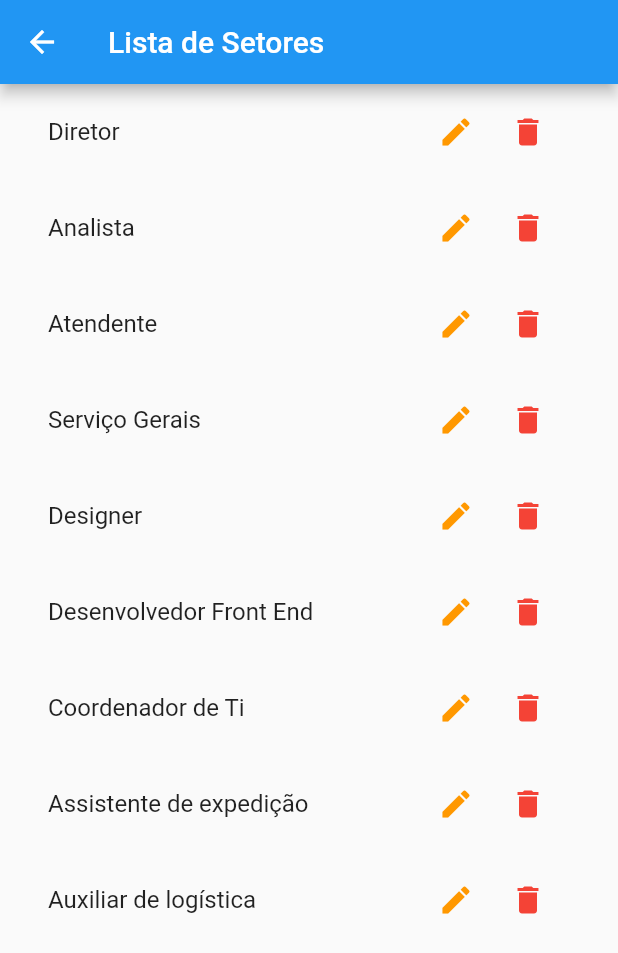
After one commit to Rapha2013/Gerenciador_Funcionarios, a Flutter app: the ListaCargo screen opened directly, on a phone screen of 412 x 824 dp. The commit adds this screen. Shown: the top 953 px of the screen. Run offline on Flutter 3.47's test engine with Material 2 defaults, Android fonts, the phone set to English and light mode, and no system bars.

Commit message:
Confi Setores e cargos

```diff
--- /dev/null
+++ b/lib/components/cargo.tile.dart
@@ -0,0 +1,34 @@
+import 'package:client_app/models/cargo.dart';
+import 'package:flutter/material.dart';
+
+class CargosTile extends StatelessWidget {
+  const CargosTile({Key? key, required this.cargo})
+      : super(key: key);
+
+  final Cargo cargo;
+
+  @override
+  Widget build(BuildContext context) {
+    return ListTile(
+      title: Text(cargo.descricao),
+      // ignore: sized_box_for_whitespace
+      trailing: Container(
+        width: 100,
+        child: Row(
+          children: [
+            IconButton(
+                onPressed: (() {
+                  print('ver fun');
+                }),
+                icon: const Icon(Icons.edit, color: Colors.orange)),
+            IconButton(
+                onPressed: (() {
+                  print('ver fun');
+                }),
+                icon: const Icon(Icons.delete, color: Colors.red))
+          ],
+        ),
+      ),
+    );
+  }
+}
--- /dev/null
+++ b/lib/data/dummy_cargos.dart
@@ -0,0 +1,41 @@
+import 'package:client_app/models/cargo.dart';
+
+// ignore: constant_identifier_names
+const DUMMY_CARGOS = {
+  '1': Cargo(
+    id: 1,
+    descricao: 'Diretor',
+  ),
+  '2': Cargo(
+    id: 2,
+    descricao: 'Analista',
+  ),
+   '3': Cargo(
+    id: 3,
+    descricao: 'Atendente',
+  ),
+    '4': Cargo(
+    id: 4,
+    descricao: 'Serviço Gerais',
+  ),
+    '5': Cargo(
+    id: 5,
+    descricao: 'Designer',
+  ),
+    '6': Cargo(
+    id: 6,
+    descricao: 'Desenvolvedor Front End',
+  ),
+     '7': Cargo(
+    id: 7,
+    descricao: 'Coordenador de Ti',
+  ),
+    '8': Cargo(
+    id: 8,
+    descricao: 'Assistente de expedição',
+  ),
+    '9': Cargo(
+    id: 9,
+    descricao: 'Auxiliar de logística',
+  ),
+};
--- /dev/null
+++ b/lib/models/cargo.dart
@@ -0,0 +1,9 @@
+class Cargo {
+  final int? id;
+  final String descricao;
+
+  const Cargo({
+    this.id,
+    required this.descricao,
+  });
+}
--- /dev/null
+++ b/lib/pages/cargo/lista.dart
@@ -0,0 +1,26 @@
+import 'package:client_app/components/cargo.tile.dart';
+import 'package:client_app/data/dummy_cargos.dart';
+import 'package:flutter/material.dart';
+
+class ListaCargo extends StatelessWidget {
+  const ListaCargo({Key? key}) : super(key: key);
+
+  @override
+  Widget build(BuildContext context) {
+    final cargos = {...DUMMY_CARGOS};
+
+    return Scaffold(
+      appBar: AppBar(
+        title: const Text('Lista de Setores'),
+      ),
+      body: ListView.builder(
+        itemCount: cargos.length,
+        itemBuilder: (context, index) {
+          return ListTile(
+            title: CargosTile(cargo: cargos.values.elementAt(index)),
+          );
+        },
+      ),
+    );
+  }
+}
--- a/lib/pages/funcionario/cadastro.dart
+++ b/lib/pages/funcionario/cadastro.dart
@@ -1,6 +1,4 @@
-import 'package:client_app/provider/funcionarios.dart';
 import 'package:flutter/material.dart';
-import 'package:provider/provider.dart';
 
 class Cadastro extends StatefulWidget {
   const Cadastro({Key? key}) : super(key: key);
--- /dev/null
+++ b/lib/pages/setor/lista.dart
@@ -0,0 +1,26 @@
+import 'package:client_app/components/setor.tile.dart';
+import 'package:client_app/data/dummy_setores.dart';
+import 'package:flutter/material.dart';
+
+class ListaSetor extends StatelessWidget {
+  const ListaSetor({Key? key}) : super(key: key);
+
+  @override
+  Widget build(BuildContext context) {
+    final setores = {...DUMMY_SETORES};
+
+    return Scaffold(
+      appBar: AppBar(
+        title: const Text('Lista de Setores'),
+      ),
+      body: ListView.builder(
+        itemCount: setores.length,
+        itemBuilder: (context, index) {
+          return ListTile(
+            title: SetoresTile(setor: setores.values.elementAt(index)),
+          );
+        },
+      ),
+    );
+  }
+}
--- a/lib/provider/funcionarios.dart
+++ b/lib/provider/funcionarios.dart
@@ -47,6 +47,6 @@ class Funcionarios with ChangeNotifier {
             cargo: funcionario.cargo,
             img: funcionario.img));
 
-    notifyListeners();
+    // notifyListeners();
   }
 }
--- a/lib/routes/app_routes.dart
+++ b/lib/routes/app_routes.dart
@@ -6,4 +6,7 @@ class AppRoutes {
 
   // ignore: constant_identifier_names
   static const FUNCIONARIO_EDIT = '/func_edit';
+
+    // ignore: constant_identifier_names
+  static const FUNCIONARIO_LIST = '/func_list';
 }
```
Also changed, not shown: lib/components/setor.tile.dart (added, +34 -0 lines), lib/data/dummy_setores.dart (added, +61 -0 lines), lib/main.dart (+2 -19 lines), lib/models/setor.dart (added, +9 -0 lines), lib/pages/cargo/cadastro.dart (added, +48 -0 lines), lib/pages/funcionario/lista.dart (+19 -10 lines), lib/pages/menu.dart (+9 -5 lines), lib/pages/setor/cadastro.dart (added, +48 -0 lines), lib/components/home.dart (deleted).
